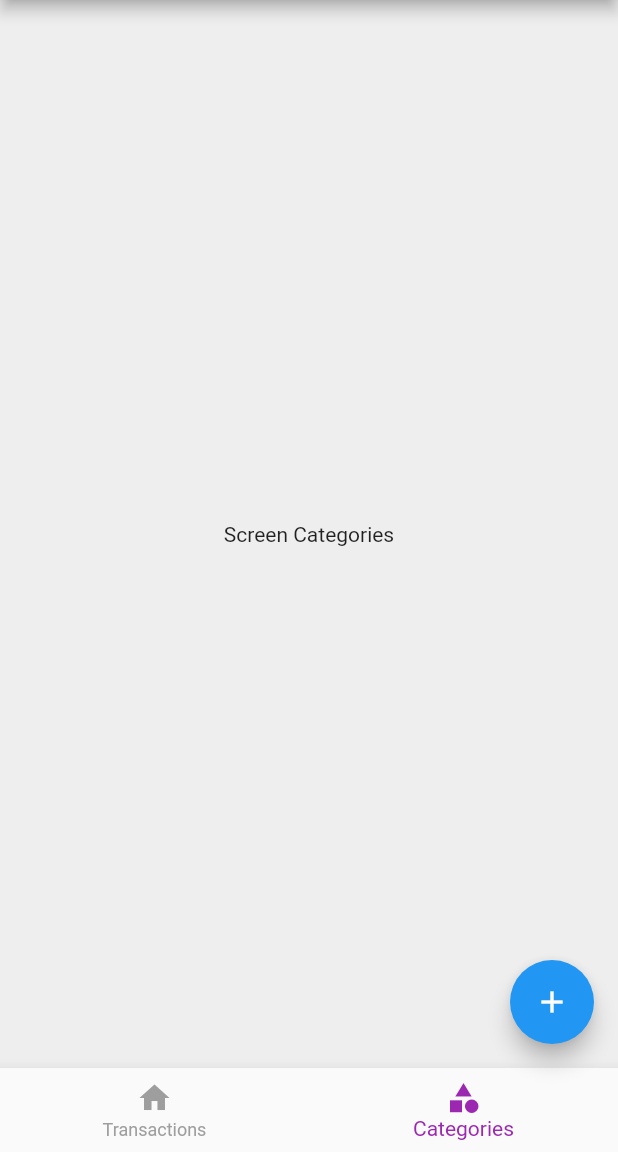
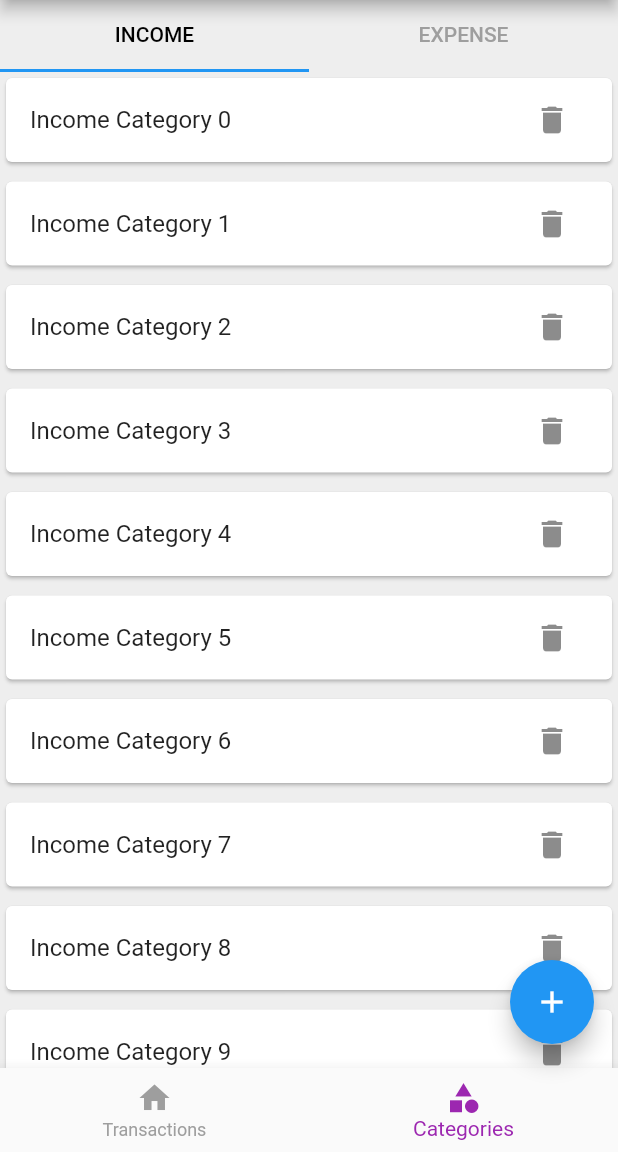
Before and after one commit to vishnuraj-m/Flutter-Money-Manager-App, a Flutter app: the screen it shows after launch, item 2 of the bottom bar chosen, on a phone screen of 412 x 824 dp, the part 84-1236 px from its top. Run offline on Flutter 3.47's test engine with Material 2 defaults, Android fonts, the phone set to English and light mode, and no system bars.

Commit message:
category UI Completed

```diff
--- /dev/null
+++ b/lib/screens/category/expense_category_list.dart
@@ -0,0 +1,28 @@
+import 'package:flutter/material.dart';
+
+class ExpenseCategoryList extends StatelessWidget {
+  const ExpenseCategoryList({super.key});
+
+  @override
+  Widget build(BuildContext context) {
+    return ListView.separated(
+      itemBuilder: (context, index) {
+        return Card(
+          child: ListTile(
+            title: Text('Expense Category $index'),
+            trailing: IconButton(
+              onPressed: () {},
+              icon: const Icon(Icons.delete),
+            ),
+          ),
+        );
+      },
+      separatorBuilder: (context, index) {
+        return const SizedBox(
+          height: 5,
+        );
+      },
+      itemCount: 20,
+    );
+  }
+}
--- /dev/null
+++ b/lib/screens/category/income_category_list.dart
@@ -0,0 +1,28 @@
+import 'package:flutter/material.dart';
+
+class IncomeCategoryList extends StatelessWidget {
+  const IncomeCategoryList({super.key});
+
+  @override
+  Widget build(BuildContext context) {
+    return ListView.separated(
+      itemBuilder: (context, index) {
+        return Card(
+          child: ListTile(
+            title: Text('Income Category $index'),
+            trailing: IconButton(
+              onPressed: () {},
+              icon: const Icon(Icons.delete),
+            ),
+          ),
+        );
+      },
+      separatorBuilder: (context, index) {
+        return const SizedBox(
+          height: 5,
+        );
+      },
+      itemCount: 20,
+    );
+  }
+}
--- a/lib/screens/category/screen_category.dart
+++ b/lib/screens/category/screen_category.dart
@@ -1,12 +1,46 @@
 import 'package:flutter/material.dart';
+import 'package:flutter_money_manager/screens/category/expense_category_list.dart';
+import 'package:flutter_money_manager/screens/category/income_category_list.dart';
 
-class ScreenCategories extends StatelessWidget {
+class ScreenCategories extends StatefulWidget {
   const ScreenCategories({super.key});
 
   @override
+  State<ScreenCategories> createState() => _ScreenCategoriesState();
+}
+
+class _ScreenCategoriesState extends State<ScreenCategories>
+    with TickerProviderStateMixin {
+  late TabController _tabController;
+  @override
+  void initState() {
+    _tabController = TabController(length: 2, vsync: this);
+    super.initState();
+  }
+
+  @override
   Widget build(BuildContext context) {
-    return Center(
-      child: Text('Screen Categories'),
+    return Column(
+      children: [
+        TabBar(
+          controller: _tabController,
+          labelColor: Colors.black,
+          unselectedLabelColor: Colors.grey,
+          tabs: const [
+            Tab(text: 'INCOME'),
+            Tab(text: 'EXPENSE'),
+          ],
+        ),
+        Expanded(
+          child: TabBarView(
+            controller: _tabController,
+            children: const [
+              IncomeCategoryList(),
+              ExpenseCategoryList(),
+            ],
+          ),
+        ),
+      ],
     );
   }
 }
```
